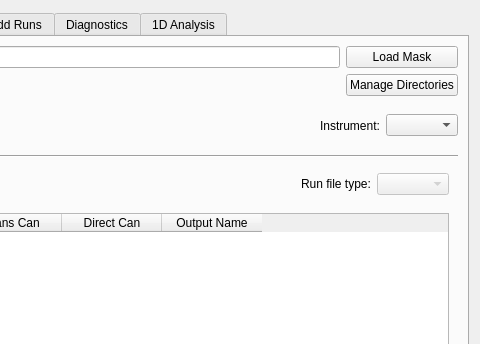
First picture: the form in Code/Mantid/MantidQt/CustomInterfaces/inc/MantidQtCustomInterfaces/SANSRunWindow.ui, repository mantidproject/mantid, before the edit; both pictures show x 470 to 950 and y 0 to 344 of the 950 by 545 pixel window.
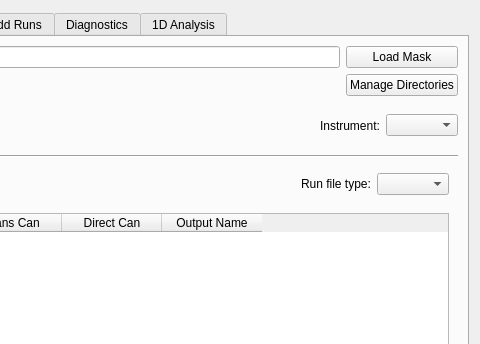
Second picture: the form after the edit. The open tabs and pages were chosen to show the change. Custom widgets are drawn as their Qt base class.

Commit message:
Allow reduction of raw files in batch mode
re #8133

```diff
--- a/Code/Mantid/MantidQt/CustomInterfaces/inc/MantidQtCustomInterfaces/SANSRunWindow.ui
+++ b/Code/Mantid/MantidQt/CustomInterfaces/inc/MantidQtCustomInterfaces/SANSRunWindow.ui
@@ -529,9 +529,6 @@
              </item>
              <item>
               <widget class="QComboBox" name="file_opt">
-               <property name="enabled">
-                <bool>false</bool>
-               </property>
               </widget>
              </item>
             </layout>
```
